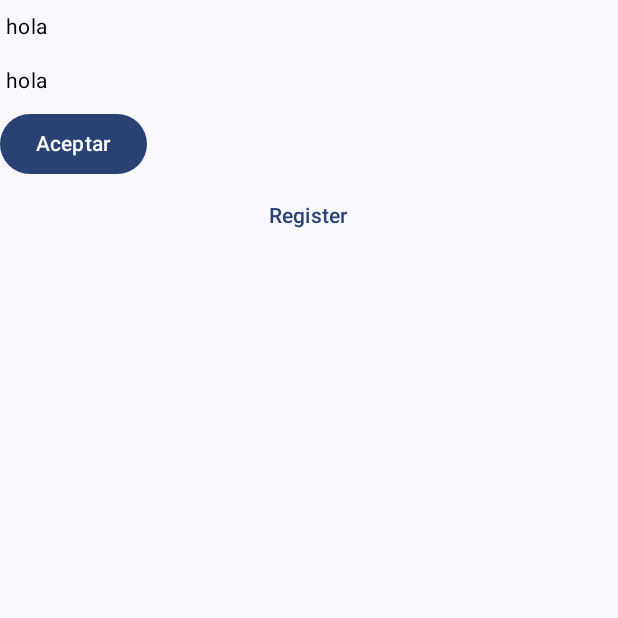
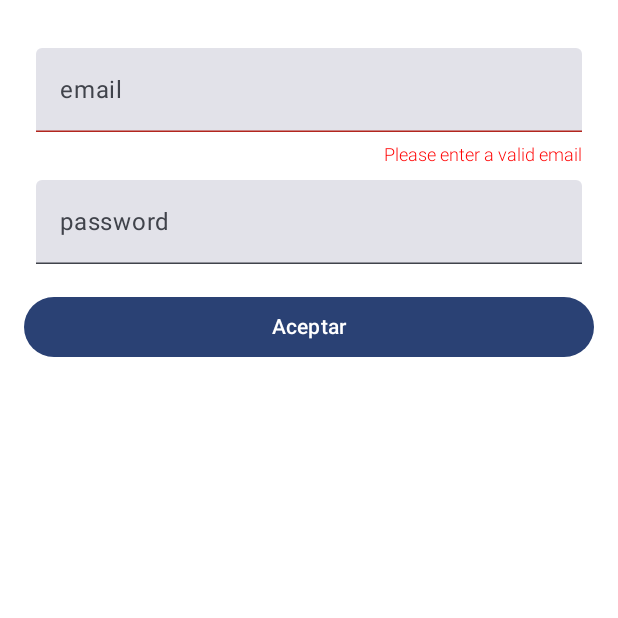
Before and after one commit to fabianmondragon/movies-kata, an Android app built with Jetpack Compose: the composable SigInScreen shown on its own in the app's theme, after a tap on "Aceptar", on a phone screen of 412 x 824 dp, the top half of it. Run offline under Robolectric (Android 15) with nearby library versions, the phone set to English and light mode, and no system bars; our stand-ins replace Dagger/Hilt's generated code, Firebase (no records; nobody signed in at launch, a user with empty details on screens opened directly).

Commit message:
feature: login

```diff
--- a/app/src/main/java/com/example/katamovies/di/PresentationModule.kt
+++ b/app/src/main/java/com/example/katamovies/di/PresentationModule.kt
@@ -2,8 +2,9 @@ package com.example.katamovies.di
 
 import com.example.domain.register.repositories.MoviesRepository
 import com.example.domain.register.repositories.SigUpRepository
+import com.example.domain.register.sigin.repository.SigInRepository
 import com.example.domain.register.usescases.MoviesUseCase
-import com.example.domain.register.usescases.SigIngUseCase
+import com.example.domain.register.sigin.usecases.SigIngUseCase
 import com.example.domain.register.usescases.SigUpUseCase
 import dagger.Module
 import dagger.Provides
@@ -16,7 +17,7 @@ object PresentationModule {
 
     @Provides
     fun provideUseCase(
-        repository: SigUpRepository
+        repository: SigInRepository
     ): SigIngUseCase {
         return SigIngUseCase(repository)
     }
--- a/app/src/main/java/com/example/katamovies/sigin/SigInViewModel.kt
+++ b/app/src/main/java/com/example/katamovies/sigin/SigInViewModel.kt
@@ -1,55 +1,82 @@
 package com.example.katamovies.sigin
 
+import androidx.compose.runtime.mutableStateOf
 import androidx.lifecycle.ViewModel
-import com.example.domain.register.usescases.SigIngUseCase
+import com.example.domain.register.ResultMovies
+import com.example.domain.register.sigin.usecases.SigIngUseCase
 import com.example.katamovies.sigin.models.SigInUi
 import dagger.hilt.android.lifecycle.HiltViewModel
 import kotlinx.coroutines.CoroutineScope
 import kotlinx.coroutines.Dispatchers
+import kotlinx.coroutines.delay
 import kotlinx.coroutines.flow.MutableStateFlow
 import kotlinx.coroutines.flow.asStateFlow
+import kotlinx.coroutines.launch
 import javax.inject.Inject
 
 @HiltViewModel
 class SigInViewModel @Inject constructor(
     private val sigIngUseCase: SigIngUseCase
-): ViewModel() {
+) : ViewModel() {
     private val coroutineScope = CoroutineScope(Dispatchers.IO)
 
-    private val _sigInUi : MutableStateFlow<SigInUi> = MutableStateFlow(
+    private val _sigInUi: MutableStateFlow<SigInUi> = MutableStateFlow(
         SigInUi()
     )
     val sigInUi = _sigInUi.asStateFlow()
 
-    fun logIn(messageFromSigUp: String?) {
-        /*
+    val emailState = mutableStateOf("")
+    val passwordState = mutableStateOf("")
+    val emailErrorState = mutableStateOf(false)
+    val passwordErrorState = mutableStateOf(false)
+
+
+    fun sigIn() {
+        val email = emailState.value
+        val password = passwordState.value
+
+        if (email.isBlank() || !android.util.Patterns.EMAIL_ADDRESS.matcher(email).matches()) {
+            emailErrorState.value = true
+            return
+        }
+
+        if (password.isBlank()) {
+            passwordErrorState.value = true
+            return
+        }
         coroutineScope.launch {
+            _sigInUi.value = SigInUi(showIsLoading = true)
             sigIngUseCase.sigIngUser(
-                UserD(
-                    userName = "mondra13@gmail.com",
-                    password = "12345678",
-                    email = "mondra16@gmail.com"
-                )
+                email = email,
+                password = password
             ).collect { response ->
-                when (response){
+                when (response) {
                     is ResultMovies.Success -> {
-                        val result = response.value
+                        delay(2000)
+                        _sigInUi.value = SigInUi(showIsLoading = false)
                     }
-                    else -> {
-
+                    is ResultMovies.Error -> {
+                        delay(2000)
+                        _sigInUi.value = SigInUi(
+                            showIsLoading = false, messageToShow = response
+                                .error
+                                .message.toString()
+                        )
                     }
                 }
+            }
+        }
+    }
 
-            }
+    private fun validateEmail(email: String) {
+        if (email.isBlank())
+            _sigInUi.value = SigInUi(messageToShow = "Please, there is a")
 
-        }
-
-         */
     }
 
     fun validateShowMessage(messageFromSigUp: String?) {
-        if (messageFromSigUp!= null){
-            _sigInUi.value = _sigInUi.value.copy(showMessage = true)
+        if (messageFromSigUp != null) {
+            _sigInUi.value = _sigInUi.value.copy(showMessageFromSigUp = true)
         }
     }
 }
--- a/app/src/main/java/com/example/katamovies/sigin/models/SigInUi.kt
+++ b/app/src/main/java/com/example/katamovies/sigin/models/SigInUi.kt
@@ -1,5 +1,8 @@
 package com.example.katamovies.sigin.models
 
-data class SigInUi (
-    val showMessage: Boolean = false
-        )
+data class SigInUi(
+    var showMessageFromSigUp: Boolean = false,
+    var messageToShow: String = "",
+    var showIsLoading: Boolean = false,
+    var showErrorInField: Boolean = false
+)
--- a/app/src/main/java/com/example/katamovies/sigin/screens/SigInScreen.kt
+++ b/app/src/main/java/com/example/katamovies/sigin/screens/SigInScreen.kt
@@ -1,80 +1,153 @@
 package com.example.katamovies.sigin.screens
 
 import androidx.compose.foundation.background
+import androidx.compose.foundation.border
 import androidx.compose.foundation.layout.*
-import androidx.compose.foundation.text.BasicTextField
-import androidx.compose.foundation.text.KeyboardActions
+
 import androidx.compose.foundation.text.KeyboardOptions
 import androidx.compose.material3.*
 import androidx.compose.runtime.*
 import androidx.compose.ui.Alignment
 import androidx.compose.ui.Modifier
 import androidx.compose.ui.graphics.Color
-import androidx.compose.ui.text.font.FontFamily
+import androidx.compose.ui.text.TextStyle
+import androidx.compose.ui.text.font.Font
+import androidx.compose.ui.text.font.FontWeight
 import androidx.compose.ui.text.input.ImeAction
-import androidx.compose.ui.tooling.preview.Preview
+import androidx.compose.ui.text.input.KeyboardType
+import androidx.compose.ui.text.input.PasswordVisualTransformation
 import androidx.compose.ui.unit.dp
 import androidx.compose.ui.unit.sp
 import androidx.navigation.NavController
-import com.example.katamovies.sigin.goToSigUp
+import com.example.katamovies.sigin.SigInViewModel
+import com.example.katamovies.sigin.models.SigInUi
 import com.example.katamovies.sigin.tryToSigIn
-import kotlinx.coroutines.delay
+
 
 @Composable
-fun SigInScreen(navController: NavController) {
-    Column(modifier = Modifier.fillMaxWidth()) {
-        BuildTextField()
-        BuildTextField()
-        BuildButton(navController)
-        BuildTextButton(navController)
+fun SigInScreen(
+    navController: NavController,
+    sigInViewModel: SigInViewModel,
+    sigInUi: SigInUi
+) {
+    //var password by remember { mutableStateOf("") }
+    //var email by remember { mutableStateOf("") }
+    Box(
+        modifier = Modifier
+            .fillMaxSize()
+    ) {
+        Column(
+            modifier = Modifier
+                .fillMaxSize()
+                .background(Color.White)
+                .padding(16.dp),
+            horizontalAlignment = Alignment.CenterHorizontally
+        ) {
+
+            Spacer(modifier = Modifier.height(8.dp))
+
+            TextField(
+                value = sigInViewModel.emailState.value,
+                onValueChange = {
+                    sigInViewModel.emailState.value = it
+                    sigInViewModel.emailErrorState.value = false
+                },
+                isError = sigInViewModel.emailErrorState.value,
+                placeholder = { Text("email") },
+                modifier = Modifier
+                    .fillMaxWidth()
+                    .padding(8.dp)
+                    .border(1.dp, Color.Transparent, MaterialTheme.shapes.medium)
+            )
+            if (sigInViewModel.emailErrorState.value) {
+                Text(
+                    text = "Please enter a valid email",
+                    color = Color.Red,
+                    style = TextStyle(
+                        fontSize = 12.sp, // Adjust the font size here
+                        fontWeight = FontWeight.Light,
+                        color = Color.Red
+                    ),
+                    modifier = Modifier
+                        .padding(end = 8.dp)
+                        .align(Alignment.End)
+                )
+            }
+
+            Spacer(modifier = Modifier.height(2.dp))
+            TextField(
+                value = sigInViewModel.passwordState.value,
+                onValueChange = {
+                    sigInViewModel.passwordState.value = it
+                    sigInViewModel.passwordErrorState.value = false
+                },
+                keyboardOptions = KeyboardOptions.Default.copy(
+                    imeAction = ImeAction.Done,
+                    keyboardType = KeyboardType.Password
+                ),
+                isError = sigInViewModel.passwordErrorState.value,
+                visualTransformation = PasswordVisualTransformation(),
+                placeholder = { Text("password") },
+                modifier = Modifier
+                    .fillMaxWidth()
+                    .padding(8.dp)
+                    .border(1.dp, Color.Transparent, MaterialTheme.shapes.medium)
+            )
+            if (sigInViewModel.passwordErrorState.value) {
+                Text(
+                    text = "Password cannot be empty",
+                    color = Color.Red,
+                    modifier = Modifier
+                        .padding(end = 8.dp)
+                        .align(Alignment.End),
+                    style = TextStyle(
+                        fontSize = 12.sp, // Adjust the font size here
+                        fontWeight = FontWeight.Light,
+                        color = Color.Red
+                    )
+                )
+            }
+
+
+            Spacer(modifier = Modifier.height(10.dp))
+
+            Button(
+                onClick = {
+                    tryToSigIn(
+                        navController, sigInViewModel,
+                        email = sigInViewModel.emailState.value,
+                        password = sigInViewModel.passwordState.value
+                    )
+                },
+                modifier = Modifier.fillMaxWidth(),
+            ) {
+                Text("Aceptar")
+            }
+        }
+        CircularProgressBarWithShape(sigInUi.showIsLoading)
+        ShowMessage(sigInUi.messageToShow)
+    }
+}
+
+
+@Composable
+fun CircularProgressBarWithShape(isLoading: Boolean) {
+    if (isLoading) {
+        Box(
+            modifier = Modifier
+                .fillMaxSize()
+                .background(Color.Gray.copy(alpha = 0.5f))
+        ) {
+            CircularProgressIndicator(
+                modifier = Modifier.align(Alignment.Center)
+            )
+        }
     }
 }
 
 @Composable
-fun BuildButton(navController: NavController) {
-    Button(onClick = {
-        tryToSigIn(navController)
-
-    }) {
-        Text(text = "Aceptar")
-    }
-}
-
-@Composable
-fun BuildTextButton(navController: NavController) {
-    TextButton(
-        onClick = { goToSigUp(navController = navController) },
-        modifier = Modifier.fillMaxWidth(),
-    ) {
-        Text("Register")
-    }
-}
-
-@Composable
-fun BuildTextField() {
-    return BasicTextField(
-        value = "hola",
-        onValueChange = {
-
-        },
-        textStyle = MaterialTheme.typography.bodyMedium,
-        singleLine = true,
-        keyboardOptions = KeyboardOptions.Default.copy(
-            imeAction = ImeAction.Search
-        ),
-        keyboardActions = KeyboardActions(
-            onSearch = {
-
-            }
-        ),
-        modifier = Modifier
-            .fillMaxWidth()
-            .padding(vertical = 8.dp, horizontal = 4.dp)
-    )
-}
-
-@Composable
 fun ShowMessage(message: String) {
+    if (message != "") {
         var showDialog by remember { mutableStateOf(true) }
 
         if (showDialog) {
@@ -102,3 +175,4 @@ fun ShowMessage(message: String) {
             )
         }
     }
+}
--- /dev/null
+++ b/data/src/main/java/com/example/data/sigin/repository/SigInRepositoryImpl.kt
@@ -0,0 +1,21 @@
+package com.example.data.sigin.repository
+
+import com.example.data.sigin.repository.datasources.definition.SigInRemoteDataSource
+import com.example.domain.register.ResultMovies
+import com.example.domain.register.sigin.repository.SigInRepository
+import kotlinx.coroutines.flow.Flow
+import javax.inject.Inject
+
+class SigInRepositoryImpl @Inject constructor(
+    private val sigInRemoteDataSource: SigInRemoteDataSource
+): SigInRepository {
+
+    override suspend fun sigIn(
+        email: String,
+        password: String
+    ): Flow<ResultMovies<Boolean, Exception>> {
+        return sigInRemoteDataSource.sigIn(email, password)
+    }
+
+
+}
--- /dev/null
+++ b/data/src/main/java/com/example/data/sigin/repository/datasources/definition/SigInRemoteDataSource.kt
@@ -0,0 +1,11 @@
+package com.example.data.sigin.repository.datasources.definition
+
+import com.example.domain.register.ResultMovies
+import kotlinx.coroutines.flow.Flow
+
+
+interface SigInRemoteDataSource {
+
+    suspend fun sigIn(email:String, password: String): Flow<ResultMovies<Boolean, Exception>>
+
+}
--- /dev/null
+++ b/domain/src/main/java/com/example/domain/register/sigin/repository/SigInRepository.kt
@@ -0,0 +1,9 @@
+package com.example.domain.register.sigin.repository
+
+import com.example.domain.register.ResultMovies
+import kotlinx.coroutines.flow.Flow
+
+interface SigInRepository {
+
+    suspend fun sigIn(email: String, password: String): Flow<ResultMovies<Boolean, Exception>>
+}
--- /dev/null
+++ b/domain/src/main/java/com/example/domain/register/sigin/usecases/SigIngUseCase.kt
@@ -0,0 +1,16 @@
+package com.example.domain.register.sigin.usecases
+
+import com.example.domain.register.ResultMovies
+import com.example.domain.register.dtos.UserD
+import com.example.domain.register.repositories.SigUpRepository
+import com.example.domain.register.sigin.repository.SigInRepository
+import kotlinx.coroutines.flow.Flow
+
+class SigIngUseCase(
+    private val sigInRepository: SigInRepository
+   ){
+    suspend fun sigIngUser(email: String, password: String): Flow<ResultMovies<Boolean, Exception>> {
+        //repository.userIsRegistered(user)
+        return sigInRepository.sigIn(email = email, password = password)
+    }
+}
```
Also changed, not shown: app/src/main/java/com/example/katamovies/sigin/SigInFragment.kt (+17 -10 lines), app/src/main/java/com/example/katamovies/sigin/models/SigInUiFieldValidation.kt (added, +8 -0 lines), data/src/main/java/com/example/data/register/di/RepositoryModule.kt (+14 -0 lines), data/src/main/java/com/example/data/sigin/repository/datasources/impl/FirebaseSigInRemoteDataSourceImpl.kt (added, +37 -0 lines), domain/src/main/java/com/example/domain/register/usescases/SigIngUseCase.kt (deleted, +0 -15 lines). Lines whose indentation alone changed are shown as unchanged.
